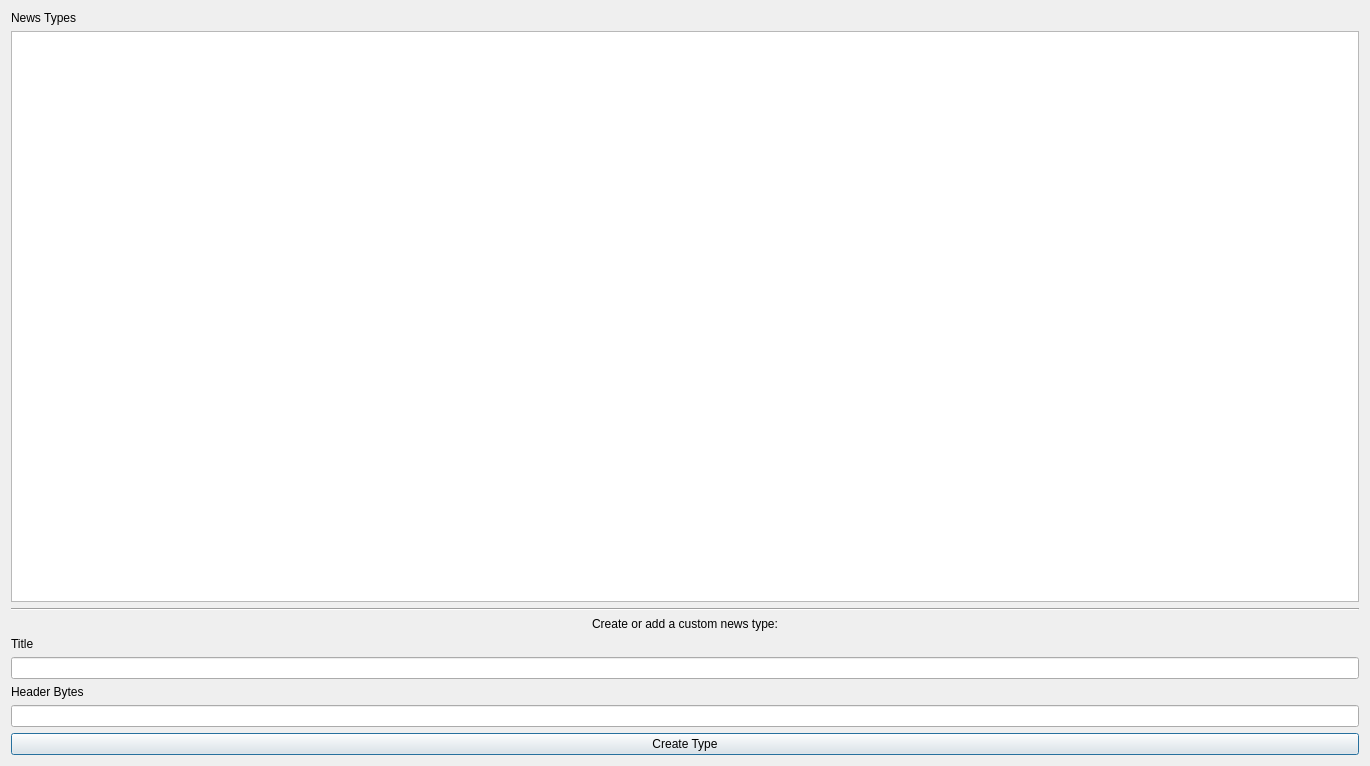
Above: src/qt/forms/managenewsdialog.ui from torkelrogstad/mainchain before the change. Below: the same form after it.
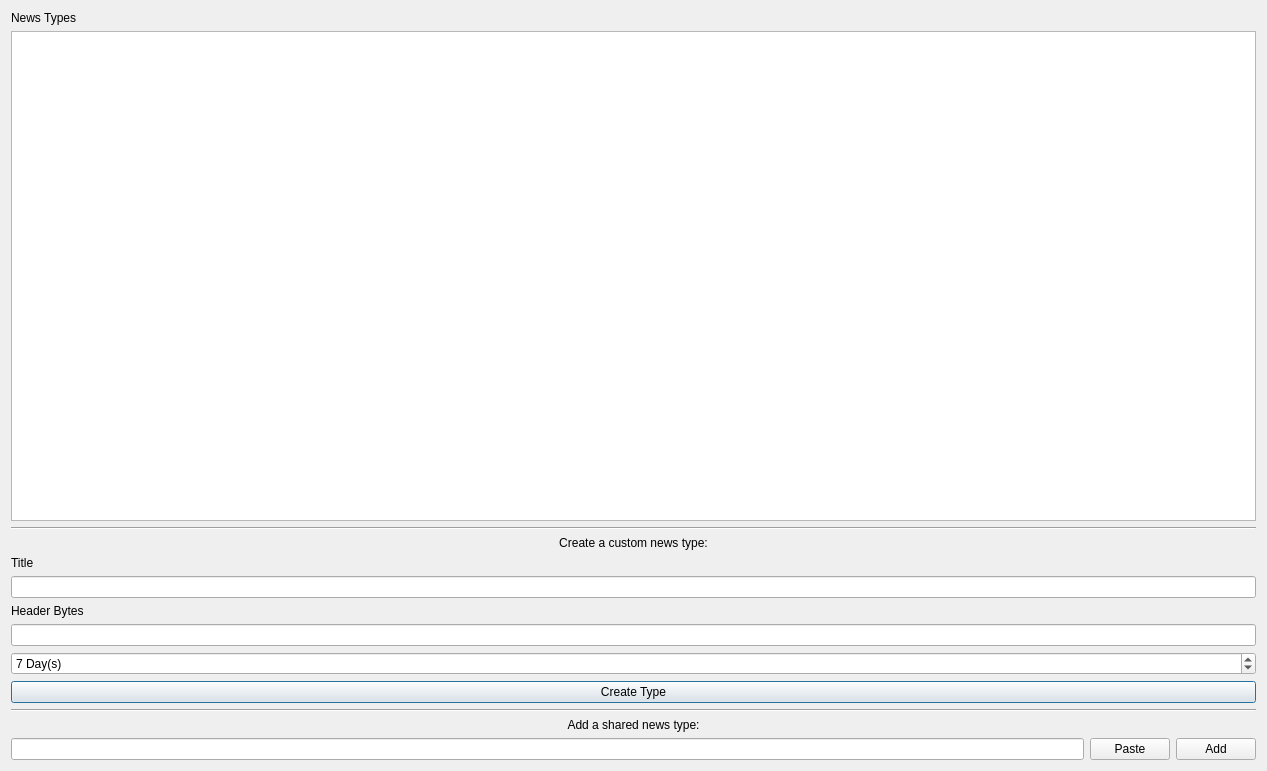
That is the form after the change.

Commit message:
Update manage news dialog
* Add context menu and allowing copying sharing URL for custom news type

* Add shared custom news type by URL

* Cache custom news types

```diff
--- a/src/qt/forms/managenewsdialog.ui
+++ b/src/qt/forms/managenewsdialog.ui
@@ -6,8 +6,8 @@
    <rect>
     <x>0</x>
     <y>0</y>
-    <width>1370</width>
-    <height>766</height>
+    <width>1267</width>
+    <height>771</height>
    </rect>
   </property>
   <property name="windowTitle">
@@ -34,7 +34,7 @@
    <item>
     <widget class="QLabel" name="label_4">
      <property name="text">
-      <string>Create or add a custom news type:</string>
+      <string>Create a custom news type:</string>
      </property>
      <property name="alignment">
       <set>Qt::AlignCenter</set>
@@ -61,6 +61,22 @@
    <item>
     <widget class="QLineEdit" name="lineEditBytes"/>
    </item>
+   <item>
+    <widget class="QSpinBox" name="spinBoxDays">
+     <property name="suffix">
+      <string> Day(s)</string>
+     </property>
+     <property name="minimum">
+      <number>1</number>
+     </property>
+     <property name="maximum">
+      <number>1337</number>
+     </property>
+     <property name="value">
+      <number>7</number>
+     </property>
+    </widget>
+   </item>
    <item>
     <widget class="QPushButton" name="pushButtonWrite">
      <property name="text">
@@ -68,6 +84,47 @@
      </property>
     </widget>
    </item>
+   <item>
+    <widget class="Line" name="line_2">
+     <property name="orientation">
+      <enum>Qt::Horizontal</enum>
+     </property>
+    </widget>
+   </item>
+   <item>
+    <widget class="QLabel" name="label_5">
+     <property name="text">
+      <string>Add a shared news type:</string>
+     </property>
+     <property name="alignment">
+      <set>Qt::AlignCenter</set>
+     </property>
+    </widget>
+   </item>
+   <item>
+    <layout class="QHBoxLayout" name="horizontalLayout">
+     <property name="bottomMargin">
+      <number>0</number>
+     </property>
+     <item>
+      <widget class="QLineEdit" name="lineEditURL"/>
+     </item>
+     <item>
+      <widget class="QPushButton" name="pushButtonPaste">
+       <property name="text">
+        <string>Paste</string>
+       </property>
+      </widget>
+     </item>
+     <item>
+      <widget class="QPushButton" name="pushButtonAdd">
+       <property name="text">
+        <string>Add</string>
+       </property>
+      </widget>
+     </item>
+    </layout>
+   </item>
   </layout>
  </widget>
  <resources/>
```
Left out of the diff: 2 changed lines with no effect on the pictures. The commit also changes 2 other files.
